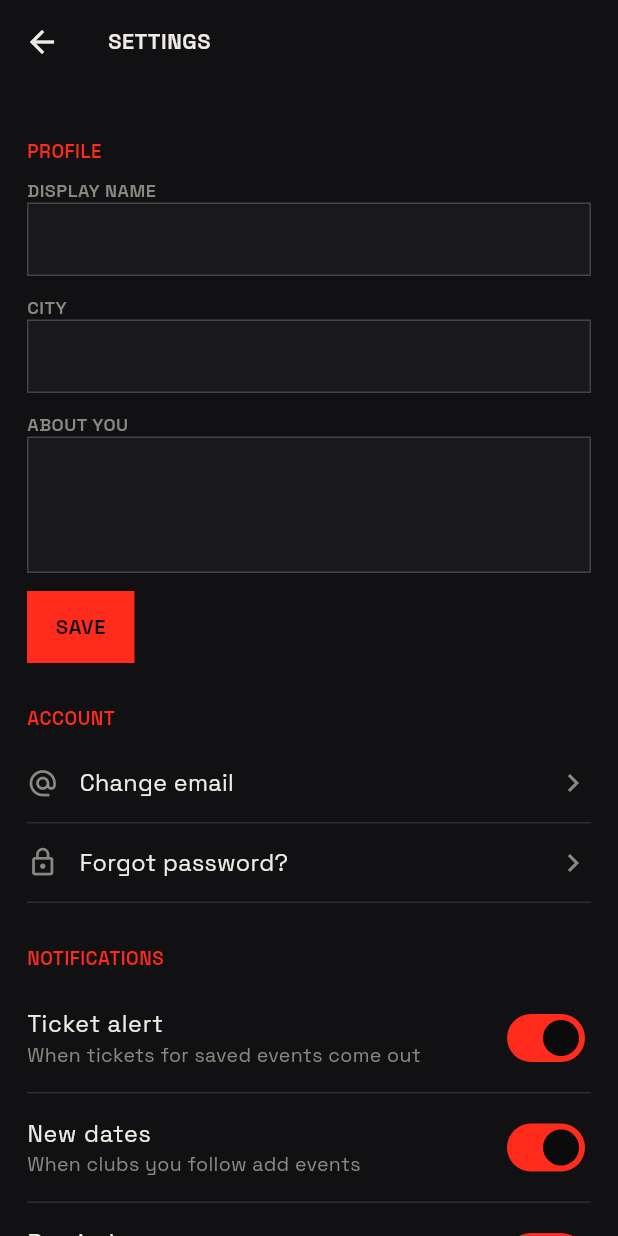
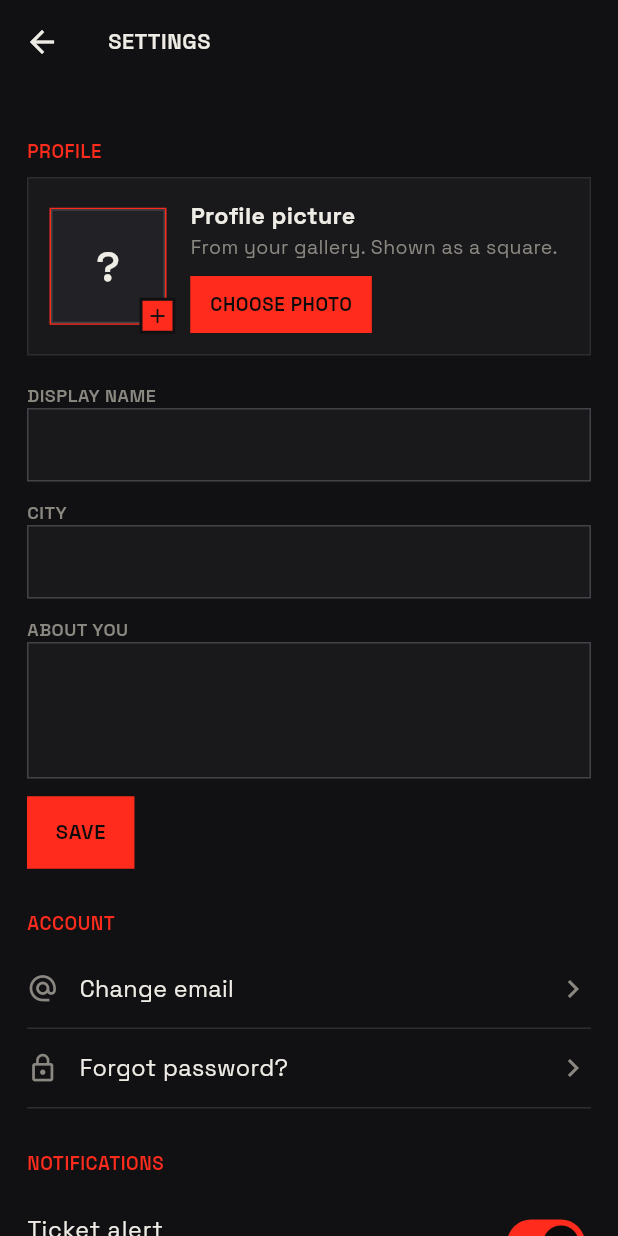
Before and after one commit to jxnnk/rave-strangers, a Flutter app: the SettingsScreen screen opened directly, on a phone screen of 412 x 824 dp. Run offline on Flutter 3.47's test engine with Material 3 defaults, Android fonts, the phone set to English and light mode, and no system bars; our stand-ins replace flutter_map, geolocator, google_fonts, image_picker, latlong2, qr_flutter and 3 more; missing offline and left inert: apple_maps_flutter; accounts and stored records are empty; network calls fail.

Commit message:
Profilbilder: Upload in Einstellungen, Anzeige überall (Web + Flutter)
- Migration 025: profiles.avatar_url, Bucket avatars, RLS nur eigener Ordner
- Web: Bild wählen/entfernen in Einstellungen, quadratisch auf 512 px, Anzeige in Profil, Crew, Chats, Followern
- Flutter: image_picker, MyAvatar (antippen zum Ändern), AvatarEditor in Einstellungen

Co-Authored-By: Claude Opus 5.5 <noreply@anthropic.com>
Claude-Session: https://claude.ai/code/session_01WShUj5USBq32Mi5iYb1hqJ

```diff
--- /dev/null
+++ b/flutter_app/lib/avatar_upload.dart
@@ -0,0 +1,138 @@
+import 'package:flutter/material.dart';
+import 'package:image_picker/image_picker.dart';
+import 'package:supabase_flutter/supabase_flutter.dart';
+
+import 'data.dart';
+import 'strings.dart';
+import 'theme.dart';
+import 'widgets.dart';
+
+/// Profilbild: Datei liegt immer unter avatars/<user-id>/avatar.jpg (Bucket aus Migration 025).
+String _path() => '${store.user!.id}/avatar.jpg';
+
+Future<void> _setUrl(String? url) async {
+  await sb.from('profiles').update({'avatar_url': url}).eq('id', store.user!.id);
+  final id = store.user!.id;
+  store.avatars[id] = url;
+  await store.loadMine();
+}
+
+/// Galerie öffnen, Bild verkleinern, hochladen und im Profil speichern.
+Future<void> pickAndUploadAvatar(BuildContext context) async {
+  if (store.user == null) return;
+  final XFile? f;
+  try {
+    f = await ImagePicker().pickImage(
+      source: ImageSource.gallery,
+      maxWidth: 768,
+      maxHeight: 768,
+      imageQuality: 85,
+    );
+  } catch (e) {
+    debugPrint('avatar pick failed: $e');
+    if (context.mounted) toast(context, t('av_err'));
+    return;
+  }
+  if (f == null) return; // abgebrochen
+  if (context.mounted) toast(context, t('av_busy'));
+  try {
+    final bytes = await f.readAsBytes();
+    final type = f.mimeType ?? (f.name.toLowerCase().endsWith('.png') ? 'image/png' : 'image/jpeg');
+    final bucket = sb.storage.from('avatars');
+    await bucket.uploadBinary(_path(), bytes,
+        fileOptions: FileOptions(upsert: true, contentType: type, cacheControl: '3600'));
+    final url = '${bucket.getPublicUrl(_path())}?v=${DateTime.now().millisecondsSinceEpoch}';
+    await _setUrl(url);
+    if (context.mounted) toast(context, t('av_ok'));
+  } catch (e) {
+    debugPrint('avatar upload failed: $e');
+    if (context.mounted) toast(context, t('av_err'));
+  }
+}
+
+Future<void> removeAvatar(BuildContext context) async {
+  if (store.user == null) return;
+  try {
+    await sb.storage.from('avatars').remove([_path()]);
+    await _setUrl(null);
+    if (context.mounted) toast(context, t('av_gone'));
+  } catch (e) {
+    debugPrint('avatar remove failed: $e');
+    if (context.mounted) toast(context, t('err'));
+  }
+}
+
+/// Eigenes Profilbild zum Antippen, mit "+" wenn noch keins da ist.
+class MyAvatar extends StatelessWidget {
+  final double size;
+  const MyAvatar({super.key, this.size = 64});
+  @override
+  Widget build(BuildContext context) {
+    final p = store.profile ?? const <String, dynamic>{};
+    final name = (p['display_name'] as String?) ?? store.user?.email ?? '';
+    final url = p['avatar_url'] as String?;
+    final has = url != null && url.isNotEmpty;
+    return Semantics(
+      button: true,
+      label: t(has ? 'av_change' : 'av_add'),
+      child: InkWell(
+        onTap: () => pickAndUploadAvatar(context),
+        child: Stack(clipBehavior: Clip.none, children: [
+          Container(
+            decoration: BoxDecoration(border: Border.all(color: C.accent)),
+            child: Avatar(name, size: size, url: url),
+          ),
+          if (!has)
+            Positioned(
+              right: -6,
+              bottom: -6,
+              child: Container(
+                width: 24,
+                height: 24,
+                alignment: Alignment.center,
+                decoration: BoxDecoration(color: C.accent, border: Border.all(color: C.bg, width: 2)),
+                child: const Icon(Icons.add, size: 16, color: C.bg),
+              ),
+            ),
+        ]),
+      ),
+    );
+  }
+}
+
+/// Block für die Einstellungen: Bild, "Bild wählen/ändern", "Entfernen".
+class AvatarEditor extends StatelessWidget {
+  const AvatarEditor({super.key});
+  @override
+  Widget build(BuildContext context) {
+    return ListenableBuilder(
+      listenable: store,
+      builder: (context, _) {
+        final url = store.profile?['avatar_url'] as String?;
+        final has = url != null && url.isNotEmpty;
+        return Container(
+          margin: const EdgeInsets.only(bottom: 18),
+          padding: const EdgeInsets.all(14),
+          decoration: BoxDecoration(color: C.surface, border: Border.all(color: C.line)),
+          child: Row(children: [
+            const MyAvatar(size: 76),
+            const SizedBox(width: 16),
+            Expanded(
+              child: Column(crossAxisAlignment: CrossAxisAlignment.start, children: [
+                Text(t('av_t'), style: body(15.5, weight: FontWeight.w700)),
+                const SizedBox(height: 2),
+                Text(t('av_hint'), style: body(13, color: C.muted)),
+                const SizedBox(height: 10),
+                Wrap(spacing: 8, runSpacing: 8, children: [
+                  RsButton(t(has ? 'av_change' : 'av_pick'),
+                      primary: true, small: true, onTap: () => pickAndUploadAvatar(context)),
+                  if (has) RsButton(t('av_del'), small: true, onTap: () => removeAvatar(context)),
+                ]),
+              ]),
+            ),
+          ]),
+        );
+      },
+    );
+  }
+}
--- a/flutter_app/lib/screens/profile.dart
+++ b/flutter_app/lib/screens/profile.dart
@@ -1,6 +1,7 @@
 import 'package:flutter/material.dart';
 import 'package:supabase_flutter/supabase_flutter.dart';
 
+import '../avatar_upload.dart';
 import '../data.dart';
 import '../strings.dart';
 import '../theme.dart';
@@ -49,10 +50,7 @@ class _Me extends StatelessWidget {
         ]),
         const SizedBox(height: 28),
         Row(children: [
-          Container(
-            decoration: BoxDecoration(border: Border.all(color: C.accent)),
-            child: Avatar(name, size: 64),
-          ),
+          const MyAvatar(size: 64),
           const SizedBox(width: 16),
           Expanded(
             child: Column(crossAxisAlignment: CrossAxisAlignment.start, children: [
--- a/flutter_app/lib/screens/settings.dart
+++ b/flutter_app/lib/screens/settings.dart
@@ -2,6 +2,7 @@
 import 'package:flutter/material.dart';
 import 'package:supabase_flutter/supabase_flutter.dart';
 
+import '../avatar_upload.dart';
 import '../data.dart';
 import '../strings.dart';
 import '../theme.dart';
@@ -25,6 +26,7 @@ class SettingsScreen extends StatelessWidget {
             padding: const EdgeInsets.fromLTRB(18, 8, 18, 48),
             children: [
               _Head(t('set_profile')),
+              const AvatarEditor(),
               _ProfileForm(),
               _Head(t('set_account')),
               _Row(
--- a/flutter_app/lib/strings.dart
+++ b/flutter_app/lib/strings.dart
@@ -22,6 +22,8 @@ const Map<String, Map<String, String>> _s = {
     'qr_t': 'Dein QR-Code', 'qr_sub': 'Im Club zeigen: scannen, mitmachen, schon seid ihr im Chat.', 'copy_link': 'Link kopieren', 'copied': 'Kopiert.',
     'set_profile': 'Profil', 'set_account': 'Konto', 'set_privacy': 'Privatsphäre', 'set_app': 'App', 'set_session': 'Sitzung',
     'set_name': 'Anzeigename', 'set_city': 'Stadt', 'set_bio': 'Über dich', 'saved_ok': 'Gespeichert.',
+    'av_t': 'Profilbild', 'av_pick': 'Bild wählen', 'av_change': 'Bild ändern', 'av_del': 'Entfernen', 'av_add': 'Profilbild hinzufügen',
+    'av_hint': 'Aus deiner Galerie. Wird quadratisch angezeigt.', 'av_busy': 'Lädt hoch …', 'av_ok': 'Profilbild gespeichert.', 'av_gone': 'Profilbild entfernt.', 'av_err': 'Bild konnte nicht hochgeladen werden.',
     'set_email': 'E-Mail ändern', 'set_email_hint': 'Wir schicken dir einen Bestätigungslink an die neue Adresse. Erst nach dem Klick wird sie geändert.',
     'set_email_sent': 'Check dein Postfach und bestätige die neue Adresse.',
     'reset_rate': 'Gerade wurden zu viele Mails verschickt. Versuch es in einer Stunde nochmal.',
@@ -125,6 +127,8 @@ const Map<String, Map<String, String>> _s = {
     'qr_t': 'Your QR code', 'qr_sub': 'Show it at the club: scan, join, and you are in a chat.', 'copy_link': 'Copy link', 'copied': 'Copied.',
     'set_profile': 'Profile', 'set_account': 'Account', 'set_privacy': 'Privacy', 'set_app': 'App', 'set_session': 'Session',
     'set_name': 'Display name', 'set_city': 'City', 'set_bio': 'About you', 'saved_ok': 'Saved.',
+    'av_t': 'Profile picture', 'av_pick': 'Choose photo', 'av_change': 'Change photo', 'av_del': 'Remove', 'av_add': 'Add profile picture',
+    'av_hint': 'From your gallery. Shown as a square.', 'av_busy': 'Uploading …', 'av_ok': 'Profile picture saved.', 'av_gone': 'Profile picture removed.', 'av_err': 'Could not upload the photo.',
     'set_email': 'Change email', 'set_email_hint': 'We send a confirmation link to the new address. It only changes after you click it.',
     'set_email_sent': 'Check your inbox and confirm the new address.',
     'reset_rate': 'Too many emails were sent just now. Please try again in an hour.',
--- a/flutter_app/lib/widgets.dart
+++ b/flutter_app/lib/widgets.dart
@@ -167,17 +167,30 @@ class RatingLine extends StatelessWidget {
 class Avatar extends StatelessWidget {
   final String name;
   final double size;
-  const Avatar(this.name, {super.key, this.size = 40});
+  final String? url; // profiles.avatar_url (Supabase Storage), falls vorhanden
+  const Avatar(this.name, {super.key, this.size = 40, this.url});
   @override
   Widget build(BuildContext context) {
     final parts = name.trim().split(RegExp(r'\s+')).where((p) => p.isNotEmpty).toList();
     final ini = parts.isEmpty ? '?' : parts.take(2).map((p) => p[0].toUpperCase()).join();
+    final letters = Text(ini, style: mono(size * 0.34, color: C.text));
+    final u = url;
     return Container(
       width: size,
       height: size,
       alignment: Alignment.center,
+      clipBehavior: Clip.hardEdge,
       decoration: BoxDecoration(color: C.surface2, border: Border.all(color: C.line2)),
-      child: Text(ini, style: mono(size * 0.34, color: C.text)),
+      child: (u == null || u.isEmpty)
+          ? letters
+          : Image.network(
+              u,
+              width: size,
+              height: size,
+              fit: BoxFit.cover,
+              cacheWidth: (size * 3).round(),
+              errorBuilder: (_, __, ___) => letters,
+            ),
     );
   }
 }
--- a/flutter_app/pubspec.yaml
+++ b/flutter_app/pubspec.yaml
@@ -19,6 +19,7 @@ dependencies:
   shared_preferences: ^2.3.2
   qr_flutter: ^4.1.0
   geolocator: ^13.0.2 # 'Meine Stadt finden' (one-time, coarse)
+  image_picker: ^1.1.2 # Profilbild aus der Galerie
 
 dev_dependencies:
   flutter_test:
```
Also changed, not shown: flutter_app/lib/data.dart (+26 -2 lines), flutter_app/lib/screens/community.dart (+4 -3 lines), flutter_app/lib/screens/person.dart (+5 -5 lines), flutter_app/lib/social.dart (+4 -4 lines), 6 other files.
